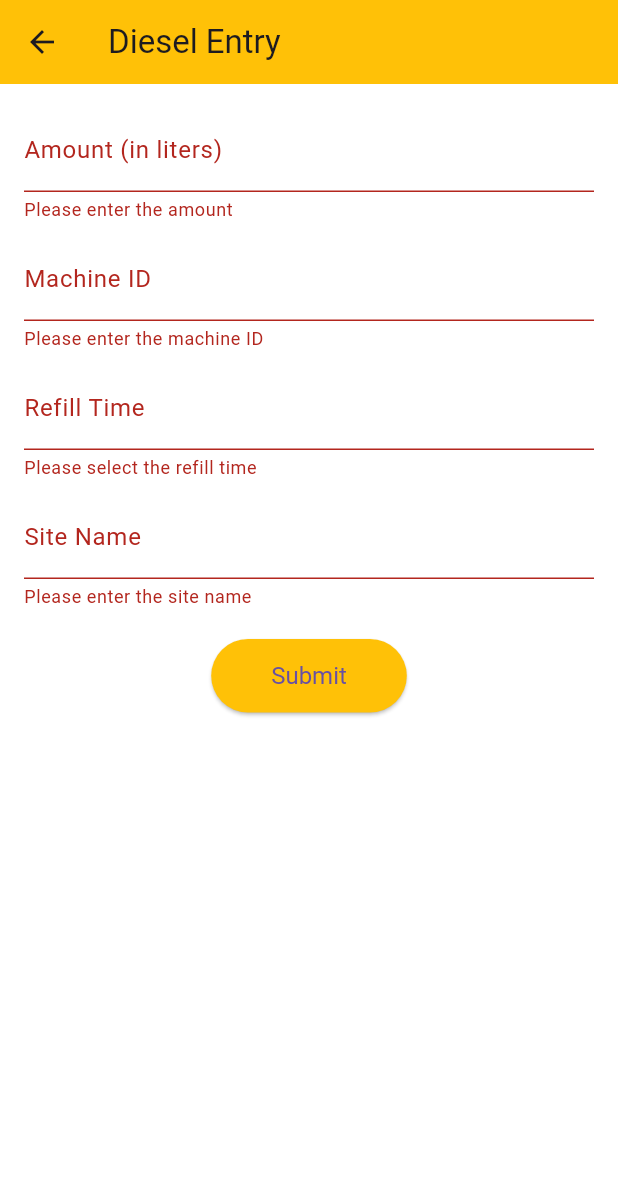
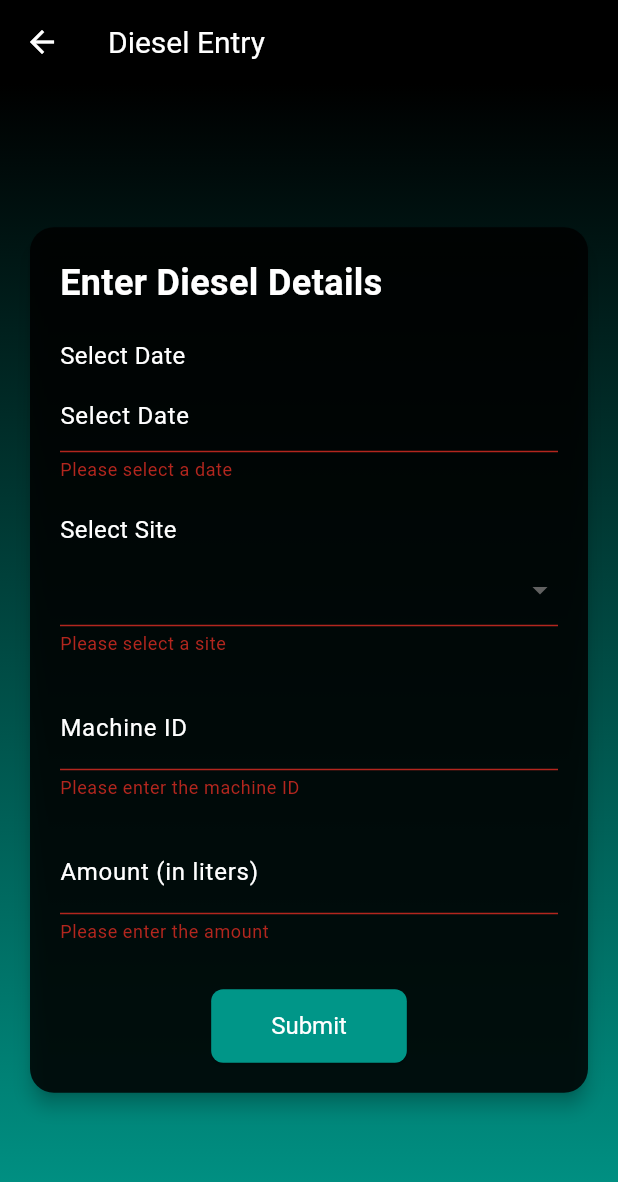
Before and after one commit to vaibhav1881/rajivn_enterprises, a Flutter app: the DieselEntryPage screen opened directly, after a tap on "Submit", on a phone screen of 412 x 824 dp. Shown: the top 1182 px of the screen. Run offline on Flutter 3.47's test engine with Material 3 defaults, Android fonts, the phone set to English and light mode, and no system bars; our stand-ins replace cloud_firestore, firebase_auth, firebase_core, image_picker, permission_handler, shared_preferences; accounts and stored records are empty.

Commit message:
diesel_entry page UI and firebase updated

```diff
--- a/lib/pages/diesel_entry_page.dart
+++ b/lib/pages/diesel_entry_page.dart
@@ -12,10 +12,9 @@
 class _DieselEntryPageState extends State<DieselEntryPage> {
   final TextEditingController _amountController = TextEditingController();
   final TextEditingController _machineIDController = TextEditingController();
-  final TextEditingController _siteNameController = TextEditingController();
-  final TextEditingController _refillTimeController = TextEditingController();
+  String? _selectedSiteName;
+  DateTime? _selectedDate;
   String? userID;
-  DateTime? _selectedDateTime; // To store the selected date and time
 
   final _formKey = GlobalKey<FormState>();
 
@@ -25,8 +24,7 @@
     userID = FirebaseAuth.instance.currentUser?.uid;
   }
 
-  Future<void> _selectDateTime(BuildContext context) async {
-    // Show the Date Picker
+  Future<void> _selectDate(BuildContext context) async {
     final DateTime? pickedDate = await showDatePicker(
       context: context,
       initialDate: DateTime.now(),
@@ -35,27 +33,9 @@
     );
 
     if (pickedDate != null) {
-      // Show the Time Picker
-      final TimeOfDay? pickedTime = await showTimePicker(
-        context: context,
-        initialTime: TimeOfDay.fromDateTime(DateTime.now()),
-      );
-
-      if (pickedTime != null) {
-        // Combine the selected date and time
       setState(() {
-          _selectedDateTime = DateTime(
-            pickedDate.year,
-            pickedDate.month,
-            pickedDate.day,
-            pickedTime.hour,
-            pickedTime.minute,
-          );
-          // Update the controller with formatted date-time
-          _refillTimeController.text =
-              "${_selectedDateTime!.toLocal()}".split(' ')[0] + ' ' + "${_selectedDateTime!.hour}:${_selectedDateTime!.minute}";
+        _selectedDate = pickedDate;
       });
-      }
     }
   }
 
@@ -63,12 +43,12 @@
     if (_formKey.currentState!.validate()) {
       try {
         await FirebaseFirestore.instance.collection('diesel_entries').add({
-          'userId': userID,
-          'amount': double.parse(_amountController.text),
-          'machineID': _machineIDController.text,
-          'refillTime': Timestamp.fromDate(_selectedDateTime!),
-          'siteName': _siteNameController.text,
-          'createdAt': FieldValue.serverTimestamp(),
+          'Amount(in liters)': double.parse(_amountController.text), // Number
+          'createdAT': FieldValue.serverTimestamp(), // Timestamp
+          'machineID': _machineIDController.text, // String
+          'selectSite': _selectedSiteName, // String
+          'selectedDate': Timestamp.fromDate(_selectedDate!), // Timestamp
+          'userID': userID, // String
         });
 
         ScaffoldMessenger.of(context).showSnackBar(
@@ -78,10 +58,9 @@
         // Clear the form after submission
         _amountController.clear();
         _machineIDController.clear();
-        _siteNameController.clear();
-        _refillTimeController.clear();
         setState(() {
-          _selectedDateTime = null; // Reset date-time
+          _selectedDate = null;
+          _selectedSiteName = null;
         });
       } catch (e) {
         ScaffoldMessenger.of(context).showSnackBar(
@@ -92,31 +71,172 @@
   }
 
   @override
-  void dispose() {
-    _amountController.dispose();
-    _machineIDController.dispose();
-    _siteNameController.dispose();
-    _refillTimeController.dispose();
-    super.dispose();
-  }
-
-  @override
   Widget build(BuildContext context) {
     return Scaffold(
       appBar: AppBar(
-        title: const Text("Diesel Entry"),
-        backgroundColor: Theme.of(context).primaryColor,
+        title: const Text(
+          "Diesel Entry",
+          style: TextStyle(
+            color: Colors.white, // White text for the title
+            fontSize: 20,
           ),
-      body: Padding(
+        ),
+        backgroundColor: Colors.black, // Black background
+        elevation: 0, // Removes shadow
+        leading: IconButton(
+          icon: const Icon(Icons.arrow_back, color: Colors.white), // White arrow
+          onPressed: () => Navigator.pop(context),
+        ),
+      ),
+      body: Container(
+        decoration: const BoxDecoration(
+          gradient: LinearGradient(
+            colors: [Colors.black, Colors.teal], // Black to teal gradient
+            begin: Alignment.topCenter,
+            end: Alignment.bottomCenter,
+          ),
+        ),
+        child: Padding(
           padding: const EdgeInsets.all(16.0),
+          child: Center(
+            child: SingleChildScrollView(
+              child: Card(
+                color: Colors.black.withOpacity(0.85),
+                shape: RoundedRectangleBorder(
+                  borderRadius: BorderRadius.circular(16),
+                ),
+                elevation: 5,
+                child: Padding(
+                  padding: const EdgeInsets.all(20.0),
                   child: Form(
                     key: _formKey,
                     child: Column(
+                      crossAxisAlignment: CrossAxisAlignment.start,
                       children: [
+                        const Text(
+                          "Enter Diesel Details",
+                          style: TextStyle(
+                            color: Colors.white,
+                            fontSize: 24,
+                            fontWeight: FontWeight.bold,
+                          ),
+                        ),
+                        const SizedBox(height: 20),
+                        // Select Date
+                        const Text(
+                          "Select Date",
+                          style: TextStyle(color: Colors.white, fontSize: 16),
+                        ),
+                        const SizedBox(height: 5),
+                        TextFormField(
+                          readOnly: true,
+                          decoration: InputDecoration(
+                            hintText: _selectedDate == null
+                                ? "Select Date"
+                                : "${_selectedDate!.toLocal()}".split(' ')[0],
+                            hintStyle: const TextStyle(color: Colors.white),
+                            enabledBorder: OutlineInputBorder(
+                              borderSide: const BorderSide(color: Colors.white),
+                              borderRadius: BorderRadius.circular(8),
+                            ),
+                            focusedBorder: OutlineInputBorder(
+                              borderSide: const BorderSide(color: Colors.teal),
+                              borderRadius: BorderRadius.circular(8),
+                            ),
+                          ),
+                          onTap: () => _selectDate(context),
+                          validator: (value) {
+                            if (_selectedDate == null) {
+                              return "Please select a date";
+                            }
+                            return null;
+                          },
+                        ),
+                        const SizedBox(height: 20),
+                        // Select Site
+                        const Text(
+                          "Select Site",
+                          style: TextStyle(color: Colors.white, fontSize: 16),
+                        ),
+                        const SizedBox(height: 5),
+                        DropdownButtonFormField<String>(
+                          value: _selectedSiteName,
+                          items: const [
+                            DropdownMenuItem(
+                              value: "Gangapur Road",
+                              child: Text("Gangapur Road"),
+                            ),
+                            DropdownMenuItem(
+                              value: "Rane Nagar",
+                              child: Text("Rane Nagar"),
+                            ),
+                          ],
+                          dropdownColor: Colors.black,
+                          style: const TextStyle(color: Colors.white),
+                          decoration: InputDecoration(
+                            enabledBorder: OutlineInputBorder(
+                              borderSide: const BorderSide(color: Colors.white),
+                              borderRadius: BorderRadius.circular(8),
+                            ),
+                            focusedBorder: OutlineInputBorder(
+                              borderSide: const BorderSide(color: Colors.teal),
+                              borderRadius: BorderRadius.circular(8),
+                            ),
+                          ),
+                          onChanged: (value) {
+                            setState(() {
+                              _selectedSiteName = value;
+                            });
+                          },
+                          validator: (value) {
+                            if (value == null || value.isEmpty) {
+                              return "Please select a site";
+                            }
+                            return null;
+                          },
+                        ),
+                        const SizedBox(height: 20),
+                        // Machine ID
+                        TextFormField(
+                          controller: _machineIDController,
+                          decoration: InputDecoration(
+                            labelText: "Machine ID",
+                            labelStyle: const TextStyle(color: Colors.white),
+                            enabledBorder: OutlineInputBorder(
+                              borderSide: const BorderSide(color: Colors.white),
+                              borderRadius: BorderRadius.circular(8),
+                            ),
+                            focusedBorder: OutlineInputBorder(
+                              borderSide: const BorderSide(color: Colors.teal),
+                              borderRadius: BorderRadius.circular(8),
+                            ),
+                          ),
+                          style: const TextStyle(color: Colors.white),
+                          validator: (value) {
+                            if (value == null || value.isEmpty) {
+                              return "Please enter the machine ID";
+                            }
+                            return null;
+                          },
+                        ),
+                        const SizedBox(height: 20),
+                        // Amount
                         TextFormField(
                           controller: _amountController,
                           keyboardType: TextInputType.number,
-                decoration: const InputDecoration(labelText: "Amount (in liters)"),
+                          decoration: InputDecoration(
+                            labelText: "Amount (in liters)",
+                            labelStyle: const TextStyle(color: Colors.white),
+                            enabledBorder: OutlineInputBorder(
+                              borderSide: const BorderSide(color: Colors.white),
+                              borderRadius: BorderRadius.circular(8),
+                            ),
+                            focusedBorder: OutlineInputBorder(
+                              borderSide: const BorderSide(color: Colors.teal),
+                              borderRadius: BorderRadius.circular(8),
+                            ),
+                          ),
+                          style: const TextStyle(color: Colors.white),
                           validator: (value) {
                             if (value == null || value.isEmpty) {
                               return "Please enter the amount";
@@ -127,57 +247,34 @@
                             return null;
                           },
                         ),
-              const SizedBox(height: 10),
-              TextFormField(
-                controller: _machineIDController,
-                decoration: const InputDecoration(labelText: "Machine ID"),
-                validator: (value) {
-                  if (value == null || value.isEmpty) {
-                    return "Please enter the machine ID";
-                  }
-                  return null;
-                },
+                        const SizedBox(height: 30),
+                        // Submit Button
+                        Center(
+                          child: ElevatedButton(
+                            onPressed: submitDieselEntry,
+                            child: const Text(
+                              "Submit",
+                              style: TextStyle(
+                                color: Colors.white, // White text for the button
                               ),
-              const SizedBox(height: 10),
-              TextFormField(
-                controller: _refillTimeController,
-                decoration: const InputDecoration(
-                  labelText: "Refill Time",
-                  hintText: "yyyy-MM-dd HH:mm:ss",
                             ),
-                readOnly: true, // Makes the field non-editable directly
-                onTap: () {
-                  _selectDateTime(context); // Trigger the date-time picker
-                },
-                validator: (value) {
-                  if (value == null || value.isEmpty) {
-                    return "Please select the refill time";
-                  }
-                  return null;
-                },
-              ),
-              const SizedBox(height: 10),
-              TextFormField(
-                controller: _siteNameController,
-                decoration: const InputDecoration(labelText: "Site Name"),
-                validator: (value) {
-                  if (value == null || value.isEmpty) {
-                    return "Please enter the site name";
-                  }
-                  return null;
-                },
-              ),
-              const SizedBox(height: 20),
-              ElevatedButton(
-                onPressed: submitDieselEntry,
-                child: const Text("Submit"),
                             style: ElevatedButton.styleFrom(
-                  backgroundColor: Theme.of(context).primaryColor,
+                              backgroundColor: Colors.teal,
                               padding: const EdgeInsets.symmetric(horizontal: 40, vertical: 15),
                               textStyle: const TextStyle(fontSize: 16),
+                              shape: RoundedRectangleBorder(
+                                borderRadius: BorderRadius.circular(8),
                               ),
                             ),
+                          ),
+                        )
+
                       ],
+                    ),
+                  ),
+                ),
+              ),
+            ),
           ),
         ),
       ),
```
Lines whose indentation alone changed are shown as unchanged.
